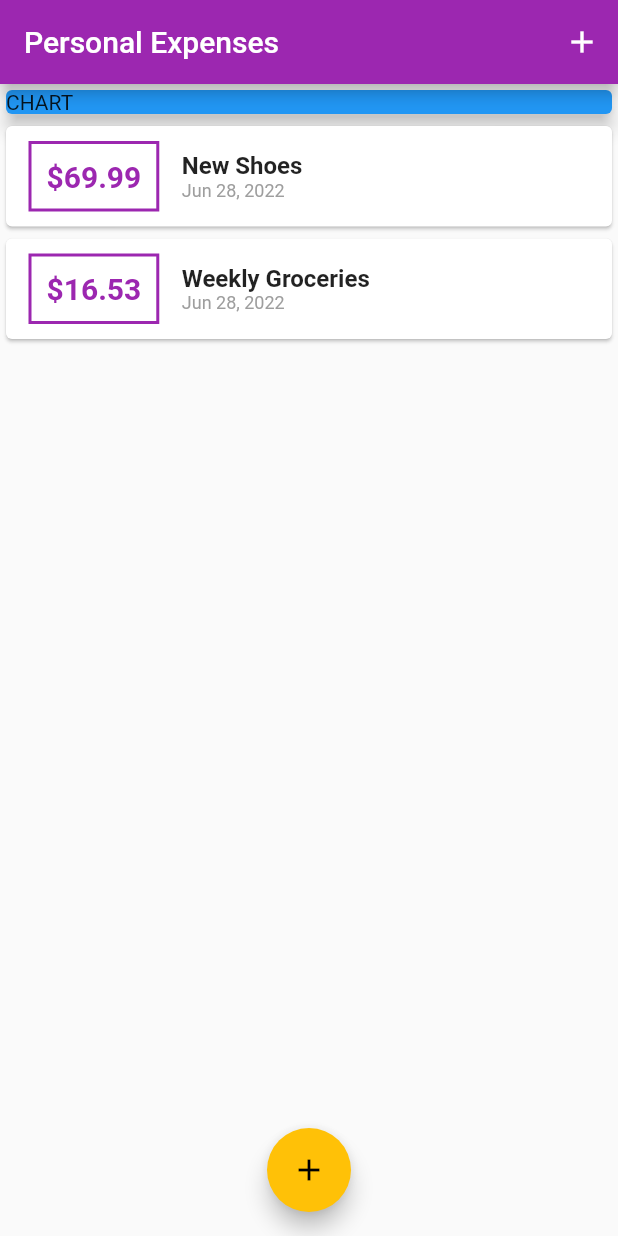
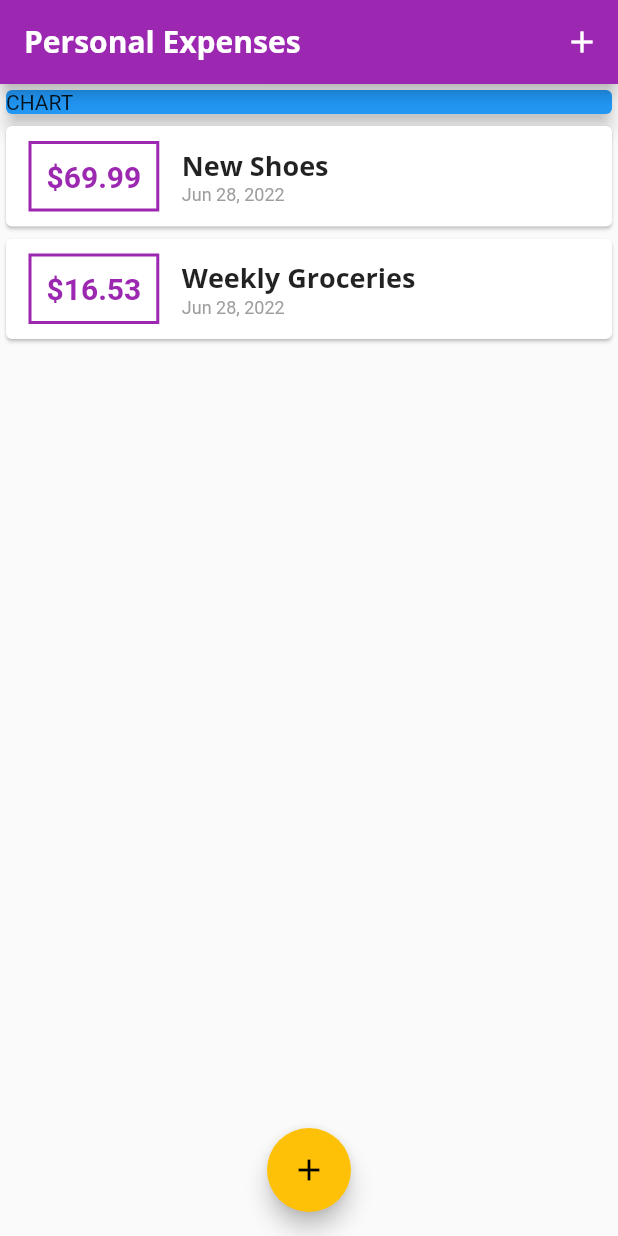
Before and after one commit to JPJFerreira/flutter_personal_expenses, a Flutter app: the screen it shows after launch, on a phone screen of 412 x 824 dp. Run offline on Flutter 3.47's test engine with Material 2 defaults, Android fonts, the phone set to English and light mode, and no system bars.

Commit message:
Custom font text

```diff
--- a/lib/main.dart
+++ b/lib/main.dart
@@ -16,6 +16,34 @@ class MyApp extends StatelessWidget {
       theme: ThemeData(
         primarySwatch: Colors.purple,
         accentColor: Colors.amber,
+        fontFamily: 'Quicksand',
+        textTheme: ThemeData.light().textTheme.copyWith(
+              headline6: TextStyle(
+                fontFamily: 'OpenSans',
+                fontWeight: FontWeight.bold,
+                fontSize: 18,
+              ),
+            ),
+        appBarTheme: AppBarTheme(
+          toolbarTextStyle: ThemeData.light()
+              .textTheme
+              .copyWith(
+                headline6: TextStyle(
+                    fontFamily: 'OpenSans',
+                    fontWeight: FontWeight.bold,
+                    fontSize: 20),
+              )
+              .bodyText2,
+          titleTextStyle: ThemeData.light()
+              .textTheme
+              .copyWith(
+                headline6: TextStyle(
+                    fontFamily: 'OpenSans',
+                    fontWeight: FontWeight.bold,
+                    fontSize: 20),
+              )
+              .headline6,
+        ),
       ),
     );
   }
--- a/lib/widgets/transaction_list.dart
+++ b/lib/widgets/transaction_list.dart
@@ -43,10 +43,7 @@ class TransactionList extends StatelessWidget {
                   children: [
                     Text(
                       transactions[index].title,
-                      style: TextStyle(
-                        fontSize: 16,
-                        fontWeight: FontWeight.bold,
-                      ),
+                      style: Theme.of(context).textTheme.headline6,
                     ),
                     Text(
                       DateFormat.yMMMd().format(transactions[index].date),
```
Also changed, not shown: pubspec.yaml (+12 -6 lines), assets/fonts/OpenSans-Bold.ttf (added), assets/fonts/OpenSans-Regular.ttf (added), assets/fonts/Quicksand-Bold.ttf (added), assets/fonts/Quicksand-Light.ttf (added), assets/fonts/Quicksand-Medium.ttf (added), assets/fonts/Quicksand-Regular.ttf (added).
